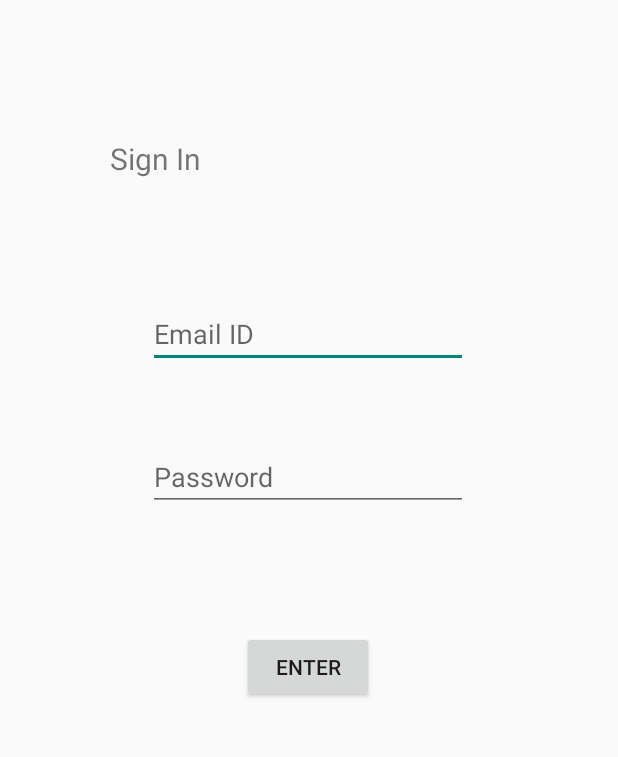
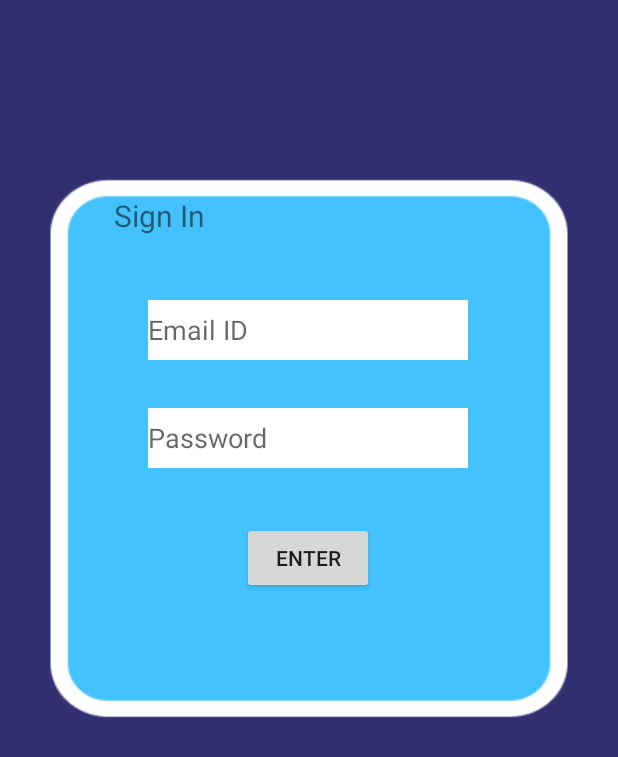
Before and after one commit to dev-OwaisKhan/Beep, an Android app: the layout activity_sign_in.xml on its own in the app's theme, with its tools: preview values and no code run, on a phone screen of 412 x 824 dp. Shown: the top 757 px of the screen. Run offline under Robolectric (Android 15) with nearby library versions, the phone set to English and light mode, and no system bars.

Commit message:
test login bck

```diff
--- a/app/src/main/res/layout/activity_sign_in.xml
+++ b/app/src/main/res/layout/activity_sign_in.xml
@@ -4,15 +4,18 @@
     xmlns:tools="http://schemas.android.com/tools"
     android:layout_width="match_parent"
     android:layout_height="match_parent"
-    tools:context=".SignIn">
+    tools:context=".SignIn"
+    android:background="@drawable/login_test"
+    >
 
     <EditText
         android:id="@+id/emailID"
         android:layout_width="wrap_content"
-        android:layout_height="wrap_content"
+        android:layout_height="40dp"
         android:layout_marginTop="200dp"
         android:ems="10"
         android:hint="Email ID"
+        android:background="#FFFFFF"
         android:inputType="textEmailAddress"
         app:layout_constraintEnd_toEndOf="parent"
         app:layout_constraintHorizontal_bias="0.497"
@@ -22,13 +25,14 @@
     <EditText
         android:id="@+id/passwordText"
         android:layout_width="wrap_content"
-        android:layout_height="wrap_content"
-        android:layout_marginTop="50dp"
+        android:layout_height="40dp"
+        android:layout_marginTop="32dp"
+        android:background="#ffffff"
         android:ems="10"
         android:hint="Password"
         android:inputType="numberPassword"
         app:layout_constraintEnd_toEndOf="@+id/emailID"
-        app:layout_constraintHorizontal_bias="1.0"
+        app:layout_constraintHorizontal_bias="0.0"
         app:layout_constraintStart_toStartOf="@+id/emailID"
         app:layout_constraintTop_toBottomOf="@+id/emailID" />
 
@@ -42,7 +46,7 @@
         app:layout_constraintEnd_toEndOf="@+id/passwordText"
         app:layout_constraintStart_toStartOf="@+id/passwordText"
         app:layout_constraintTop_toBottomOf="@+id/passwordText"
-        app:layout_constraintVertical_bias="0.4" />
+        app:layout_constraintVertical_bias="0.158" />
 
     <TextView
         android:id="@+id/SignIn"
@@ -52,8 +56,8 @@
         android:textSize="20dp"
         app:layout_constraintBottom_toTopOf="@+id/emailID"
         app:layout_constraintEnd_toEndOf="parent"
-        app:layout_constraintHorizontal_bias="0.208"
+        app:layout_constraintHorizontal_bias="0.217"
         app:layout_constraintStart_toStartOf="parent"
         app:layout_constraintTop_toTopOf="parent"
-        app:layout_constraintVertical_bias="0.534" />
+        app:layout_constraintVertical_bias="0.751" />
 </androidx.constraintlayout.widget.ConstraintLayout>
```
Also changed, not shown: app/src/main/res/drawable/login_test.png (added).
